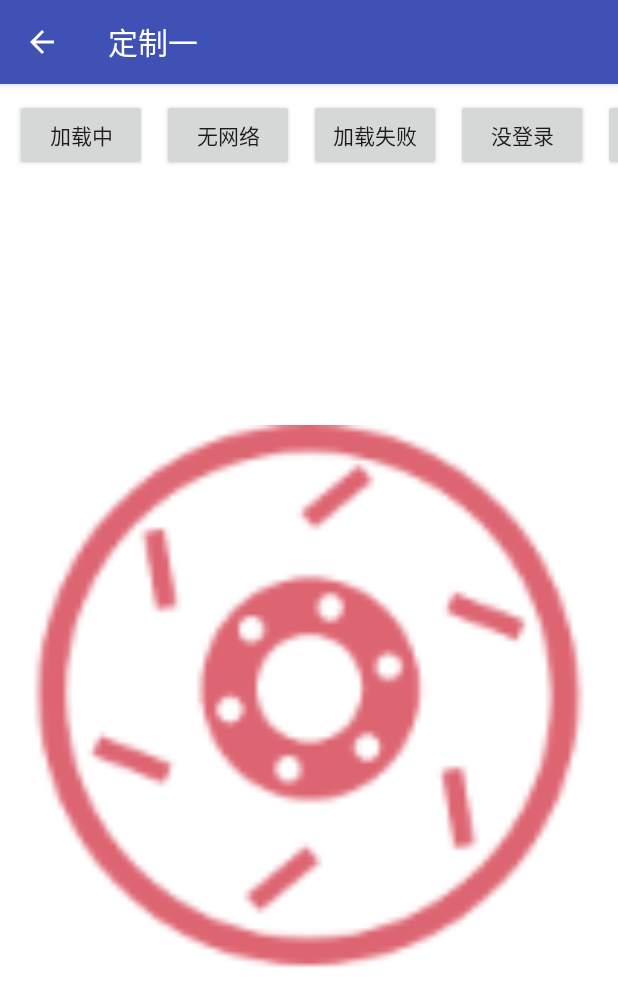
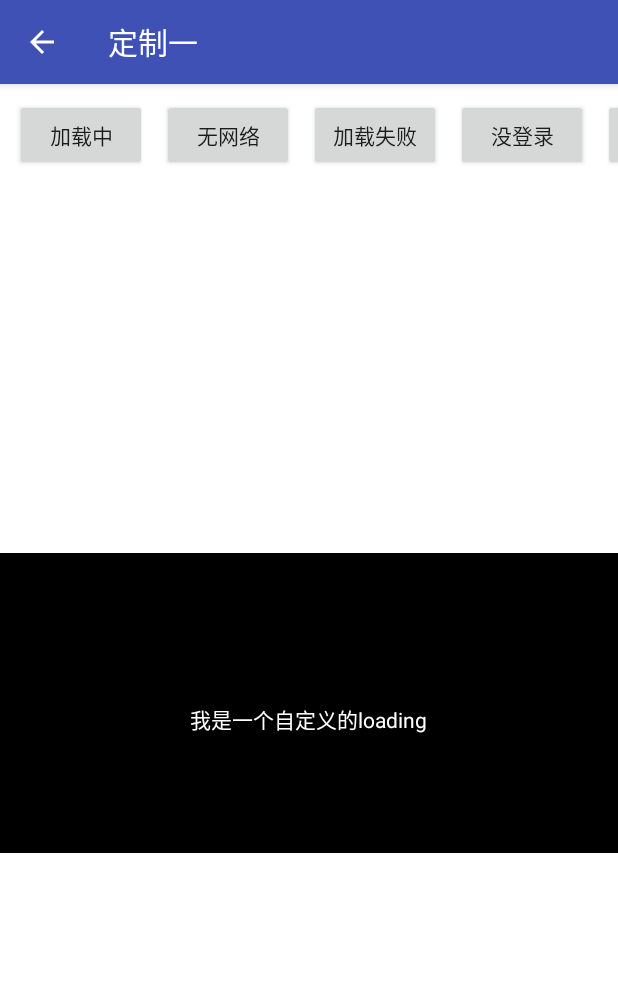
Before and after one commit to YuJunKui1995/PageStatusHelper, an Android app: the Custom1Activity screen opened directly, with no data from a screen before it, on a phone screen of 412 x 824 dp. Shown: the top 1007 px of the screen. Run offline under Robolectric (Android 15) with nearby library versions, the phone set to English and light mode, and no system bars.

Commit message:
view填充方式整体修改

```diff
--- a/app/src/main/java/com/smartcity/commonbase/widget/pagestatus/test/Custom1Activity.java
+++ b/app/src/main/java/com/smartcity/commonbase/widget/pagestatus/test/Custom1Activity.java
@@ -6,7 +6,9 @@ import android.support.v7.app.AppCompatActivity;
 import android.view.View;
 
 import com.smartcity.commonbase.widget.pagestatus.Builder;
+import com.smartcity.commonbase.widget.pagestatus.LayoutParams;
 import com.smartcity.commonbase.widget.pagestatus.PageStatusHelper;
+import com.smartcity.commonbase.widget.pagestatus.ViewUtils;
 
 /**
  * Author: YuJunKui
@@ -33,13 +35,14 @@ public class Custom1Activity extends AppCompatActivity {
 
         contentView = findViewById(R.id.rv_content);
 
+        int dp200 = ViewUtils.dip2px(this, 200);
         statusHelper = new PageStatusHelper(this
                 , new Builder(this)
                 .setErrorImage(R.drawable.ic_loading_error)
-                .setLoadingView(new LoadingGifView(this))
                 .setEmptyImage(R.drawable.ic_loading_empty)
                 .setNetworkImage(R.drawable.ic_loading_no_net)
-                .setLoadingImage(R.drawable.ic_loading_login)
+                .setLoadingLayout(R.layout.view_custom_loading)
+                .setLayoutParams(new LayoutParams(dp200,dp200))
         );
         statusHelper.bindView(contentView);
 
--- a/app/src/main/res/layout/activity_simple.xml
+++ b/app/src/main/res/layout/activity_simple.xml
@@ -1,16 +1,17 @@
 <?xml version="1.0" encoding="utf-8"?>
-<android.support.constraint.ConstraintLayout xmlns:android="http://schemas.android.com/apk/res/android"
+<LinearLayout xmlns:android="http://schemas.android.com/apk/res/android"
     xmlns:app="http://schemas.android.com/apk/res-auto"
     android:layout_width="match_parent"
+    android:layout_height="match_parent"
     android:background="#fff"
-    android:layout_height="match_parent">
+    android:orientation="vertical">
 
 
     <HorizontalScrollView
         android:id="@+id/sv_top"
         android:layout_width="match_parent"
-        android:scrollbars="none"
-        android:layout_height="wrap_content">
+        android:layout_height="wrap_content"
+        android:scrollbars="none">
 
         <LinearLayout
             android:id="@+id/linearlayout"
@@ -64,13 +65,7 @@
 
     <android.support.v7.widget.RecyclerView
         android:id="@+id/rv_content"
-        android:layout_width="0dp"
-        android:layout_height="0dp"
-        android:gravity="center"
-        android:text="你可以把我看做listview 或者用户信息"
-        app:layout_constraintBottom_toBottomOf="parent"
-        app:layout_constraintEnd_toEndOf="parent"
-        app:layout_constraintStart_toStartOf="parent"
-        app:layout_constraintTop_toBottomOf="@+id/sv_top" />
+        android:layout_width="match_parent"
+        android:layout_height="match_parent" />
 
-</android.support.constraint.ConstraintLayout>
+</LinearLayout>
--- /dev/null
+++ b/app/src/main/res/layout/view_custom_loading.xml
@@ -0,0 +1,15 @@
+<?xml version="1.0" encoding="utf-8"?>
+<RelativeLayout xmlns:android="http://schemas.android.com/apk/res/android"
+    android:layout_width="match_parent"
+    android:layout_height="200dp"
+    android:background="#000">
+
+    <TextView
+        android:layout_width="wrap_content"
+        android:layout_height="wrap_content"
+        android:layout_centerHorizontal="true"
+        android:layout_marginTop="100dp"
+        android:text="我是一个自定义的loading"
+        android:textColor="#fff" />
+
+</RelativeLayout>
--- a/build.gradle
+++ b/build.gradle
@@ -8,8 +8,9 @@ buildscript {
         jcenter()
     }
     dependencies {
-        classpath 'com.android.tools.build:gradle:3.1.2'
+        classpath 'com.android.tools.build:gradle:3.3.0'
         classpath 'com.novoda:bintray-release:+'
+        classpath 'org.jfrog.buildinfo:build-info-extractor-gradle:4.7.5'
         // NOTE: Do not place your application dependencies here; they belong
         // in the individual module build.gradle files
     }
--- a/pagestatushelper/src/main/java/com/smartcity/commonbase/widget/pagestatus/Builder.java
+++ b/pagestatushelper/src/main/java/com/smartcity/commonbase/widget/pagestatus/Builder.java
@@ -7,7 +7,9 @@ import android.support.annotation.DimenRes;
 import android.support.annotation.DrawableRes;
 import android.support.annotation.LayoutRes;
 import android.view.Gravity;
+import android.view.LayoutInflater;
 import android.view.View;
+import android.view.ViewGroup;
 import android.widget.ImageView;
 import android.widget.TextView;
 
@@ -39,6 +41,10 @@ public class Builder {
 
     private String bindViewBgColor = null;
 
+    private View bindView;
+
+    private LayoutParams params;
+
     /**
      * 此方法仅供PageStatusHelper类调用
      * 外部不可调用
@@ -51,8 +57,13 @@ public class Builder {
         }
     }
 
+    public void setBindView(View bindView) {
+        this.bindView = bindView;
+    }
+
     public Builder(Context context) {
         this.context = context;
+        params = new LayoutParams();
     }
 
     public Builder setErrorText(CharSequence errorText) {
@@ -179,6 +190,15 @@ public class Builder {
     }
 
 
+    public Builder setLayoutParams(LayoutParams params) {
+        this.params = params;
+        return this;
+    }
+
+    public LayoutParams getLayoutParams() {
+        return params;
+    }
+
     public View buildErrorView(boolean isRetry) {
 
         errorView = getView(errorView, errorLayout, errorImage, errorText);
@@ -192,7 +212,7 @@ public class Builder {
 
     public View buildNoLoginView() {
 
-        return noLoginView=getView(noLoginView, noLoginLayout, noLoginImage, noLoginText);
+        return noLoginView = getView(noLoginView, noLoginLayout, noLoginImage, noLoginText);
     }
 
     public View buildEmptyView() {
@@ -209,9 +229,10 @@ public class Builder {
         return networkView;
     }
 
+
     public View buildLoadingView() {
 
-        return loadingView=getView(loadingView, loadingLayout, loadingImage, loadingText);
+        return loadingView = getView(loadingView, loadingLayout, loadingImage, loadingText);
     }
 
     private View getView(View view, int layout, int image, CharSequence text) {
@@ -221,11 +242,13 @@ public class Builder {
             //优先级 layout->image->text
             if (layout != 0) {
 
-                view = View.inflate(context, layout, null);
+                view = LayoutInflater.from(context).inflate(layout, (ViewGroup) bindView.getParent(), false);
+
             } else if (image != 0) {
 
                 ImageView imageView = new ImageView(context);
                 imageView.setImageResource(image);
+                imageView.setLayoutParams(new ViewGroup.LayoutParams(params.imageWidth, params.imageHeight));
                 view = imageView;
             } else {
 
@@ -253,7 +276,9 @@ public class Builder {
                 textView.setTextColor(textColor);
                 textView.setTextSize(textSize);
                 textView.setGravity(Gravity.CENTER);
+                textView.setLayoutParams(new ViewGroup.LayoutParams(bindView.getWidth(), bindView.getHeight()));
                 view = textView;
+
             }
 
             if (bgColor != Color.TRANSPARENT) {
--- a/pagestatushelper/src/main/java/com/smartcity/commonbase/widget/pagestatus/LayoutParams.java
+++ b/pagestatushelper/src/main/java/com/smartcity/commonbase/widget/pagestatus/LayoutParams.java
@@ -1,4 +1,7 @@
 package com.smartcity.commonbase.widget.pagestatus;
+
+import android.view.View;
+import android.view.ViewGroup;
 
 /**
  * Author: YuJunKui
@@ -19,8 +22,8 @@ public class LayoutParams {
     public int rightMargin;
     public int bottomMargin;
 
-    public int width;
-    public int height;
+    public int imageWidth = ViewGroup.LayoutParams.WRAP_CONTENT;
+    public int imageHeight = ViewGroup.LayoutParams.WRAP_CONTENT;
 
     public boolean centerInParent;
 
@@ -31,12 +34,27 @@ public class LayoutParams {
         paddingBottom = bottom;
     }
 
-    public static final int MATCH_PARENT = -1;
+    /**
+     * 只有在图片模式下才有用
+     *
+     * @param imageWidth
+     * @param imageHeight
+     */
+    public LayoutParams(int imageWidth, int imageHeight) {
+        this();
+        this.imageWidth = imageWidth;
+        this.imageHeight = imageHeight;
+    }
 
-    public static final int WRAP_CONTENT = -2;
+    public void setWidth(int imageWidth) {
+        this.imageWidth = imageWidth;
+    }
 
-    public LayoutParams(int width, int height) {
-        this.width = width;
-        this.height = height;
+    public void setHeight(int imageHeight) {
+        this.imageHeight = imageHeight;
+    }
+
+    public LayoutParams() {
+        centerInParent=true;
     }
 }
--- a/pagestatushelper/src/main/java/com/smartcity/commonbase/widget/pagestatus/PageStatusHelper.java
+++ b/pagestatushelper/src/main/java/com/smartcity/commonbase/widget/pagestatus/PageStatusHelper.java
@@ -28,8 +28,7 @@ public class PageStatusHelper {
     private OnNoLoginClickListener onNoLoginClickListener;
     private OnEmptyClickListener onEmptyClickListener;
 
-    private LayoutParams params;
-    public static final byte ERROR = 0, NO_LOGIN = 1, LOADING = 2, NET_WORK = 3, EMPTY = 4, CONTENT = 5;
+    public static final int ERROR = 0, NO_LOGIN = 1, LOADING = 2, NET_WORK = 3, EMPTY = 4, CONTENT = 5;
     private View lastView;
 
     private static final String TAG = "PageStatusHelper";
@@ -55,8 +54,9 @@ public class PageStatusHelper {
         controller = new ViewStatusController();
     }
 
+    @Deprecated
     public PageStatusHelper setLayoutParams(LayoutParams params) {
-        this.params = params;
+        builder.setLayoutParams(params);
         return this;
     }
 
@@ -68,10 +68,13 @@ public class PageStatusHelper {
             return this;// song 没抛运行时异常
         }
 
+        builder.setBindView(bindView);
+
         this.bindView = bindView;
         this.bindViewBgColor = ColorUtils.obtainBgColor(bindView);
 
         return this;
+
     }
 
     //检测
@@ -171,20 +174,19 @@ public class PageStatusHelper {
 
                 if ((pageStatusValue == ERROR || pageStatusValue == NET_WORK) && onErrorClickListener != null) {
 
-
                     //改变状态
                     refreshPageStatus(LOADING);
                     onErrorClickListener.onErrorClick(v);
                 } else if (pageStatusValue == NO_LOGIN && onNoLoginClickListener != null) {
                     onNoLoginClickListener.OnNoLoginClick(v);
-                }else if(pageStatusValue == EMPTY && onEmptyClickListener != null){
+                } else if (pageStatusValue == EMPTY && onEmptyClickListener != null) {
                     onEmptyClickListener.onEmptyClick(v);
                 }
 
             }
         });
 
-        controller.showViewStatus(bindView, lastView, params);
+        controller.showViewStatus(bindView, lastView, builder.getLayoutParams());
     }
 
 
@@ -207,7 +209,7 @@ public class PageStatusHelper {
         this.onErrorClickListener = onErrorClickListener;
     }
 
-    public void setOnEmptyClickListener(OnEmptyClickListener onEmptyClickListener){
+    public void setOnEmptyClickListener(OnEmptyClickListener onEmptyClickListener) {
         this.onEmptyClickListener = onEmptyClickListener;
     }
 
--- a/pagestatushelper/src/main/java/com/smartcity/commonbase/widget/pagestatus/ViewStatusController.java
+++ b/pagestatushelper/src/main/java/com/smartcity/commonbase/widget/pagestatus/ViewStatusController.java
@@ -30,15 +30,13 @@ public class ViewStatusController {
 
     public void showViewStatus(View bindView, View addView, LayoutParams params) {
 
+        //理论上只有有一次成立
+
+
+        if (this.bindView != bindView) {
+
             this.bindView = bindView;
             this.addView = addView;
-
-        if (params == null) {
-            //默认居中
-            params = new LayoutParams(LayoutParams.WRAP_CONTENT
-                    , LayoutParams.WRAP_CONTENT);
-            params.centerInParent = true;
-        }
 
             ViewGroup parent = (ViewGroup) bindView.getParent();
 
@@ -54,12 +52,13 @@ public class ViewStatusController {
             } else if (parent instanceof ConstraintLayout) {
 
                 viewStatusInterface = new ConstraintLayoutViewStatusImp();
-        } else if (parent instanceof ViewPager||parent instanceof ScrollView) {
+            } else if (parent instanceof ViewPager || parent instanceof ScrollView) {
 
-            throw new RuntimeException("不支持直属父布局为"+parent.getClass().getSimpleName()+"使用PageStatusHelper，解决方案暂为在 binview外套一层布局");
+                throw new RuntimeException("不支持直属父布局为" + parent.getClass().getSimpleName() + "使用PageStatusHelper，解决方案暂为在 binview外套一层布局");
             } else {
 //            throw new RuntimeException("不支持" + bindView.getParent().getClass().getSimpleName() + "布局使用PageStatusHelper，联系维护者");
                 viewStatusInterface = new ViewGroupViewStatusImp();
+            }
         }
         viewStatusInterface.addStatusView(bindView, addView, params);
 
--- a/pagestatushelper/src/main/java/com/smartcity/commonbase/widget/pagestatus/imp/LinearLayoutViewStatusImp.java
+++ b/pagestatushelper/src/main/java/com/smartcity/commonbase/widget/pagestatus/imp/LinearLayoutViewStatusImp.java
@@ -1,7 +1,10 @@
 package com.smartcity.commonbase.widget.pagestatus.imp;
 
+import android.util.Log;
 import android.view.View;
 import android.view.ViewGroup;
+import android.view.ViewTreeObserver;
+import android.widget.LinearLayout;
 
 import com.smartcity.commonbase.widget.pagestatus.LayoutParams;
 import com.smartcity.commonbase.widget.pagestatus.ViewUtils;
@@ -10,49 +13,63 @@ import com.smartcity.commonbase.widget.pagestatus.ViewUtils;
  * Author: YuJunKui
  * Time:2017/12/8 10:57
  * Tips:  LinearLayoutView和ViewGroupView  存在两点差异
- *        1、LinearLayoutView的bindView不能INVISIBLE
- *        2、layoutParams 宽高不能为 MATCH_PARENT
+ * 1、LinearLayoutView的bindView不能INVISIBLE
  */
 
 public class LinearLayoutViewStatusImp implements ViewStatusInterface {
 
+    private static final String TAG = "LinearLayoutViewStatusI";
+
+    //线性布局插入view后会对bindView的的宽高会变化，导致的问题
+    private int bindViewWidth = -1, bindViewHeight = -1;
+
     @Override
-    public void addStatusView(View bindView, View addView, LayoutParams params) {
+    public void addStatusView(final View bindView, final View addView, LayoutParams params) {
 
         ViewGroup parent = (ViewGroup) bindView.getParent();
 
         if (parent.indexOfChild(addView) == -1) {
 
-            ViewGroup.MarginLayoutParams layoutParams = new ViewGroup.MarginLayoutParams(
-                    ViewGroup.LayoutParams.WRAP_CONTENT, ViewGroup.LayoutParams.WRAP_CONTENT);
-
             if (params.centerInParent) {
 
-                //获取addview宽高
-                int[] addViewMetrics = ViewUtils.getViewMetrics(addView);
-                int width = addViewMetrics[0];
-                int height = addViewMetrics[1];
+                //获取bindview宽高
+                if (bindViewWidth == -1) {
+                    int[] bindViewMetrics = ViewUtils.getBindViewMetrics(bindView);
+                    bindViewWidth = bindViewMetrics[0];
+                    bindViewHeight = bindViewMetrics[1];
+                }
 
-                //获取bindview宽高
-                int[] bindViewMetrics = ViewUtils.getBindViewMetrics(bindView);
-                int parentWidth = bindViewMetrics[0];
-                int parentHeight = bindViewMetrics[1];
+                addView.post(new Runnable() {
+                    @Override
+                    public void run() {
 
+                        int width = addView.getWidth();
+                        int height = addView.getHeight();
 
-                int left = (parentWidth - width) / 2;
-                int top = (parentHeight - height) / 2;
-                addView.setPadding(left, top, left, top);
+                        int left = (bindViewWidth - width) / 2;
+                        int top = (bindViewHeight - height) / 2;
+
+                        ViewGroup.MarginLayoutParams layoutParams = (ViewGroup.MarginLayoutParams) addView.getLayoutParams();
+                        layoutParams.setMargins(left, top, 0, 0);
+
+                        addView.setLayoutParams(layoutParams);
+                        addView.setVisibility(View.VISIBLE);
+                    }
+                });
 
             } else {
 
                 addView.setPadding(params.paddingLeft, params.paddingTop, params.paddingRight, params.paddingBottom);
             }
 
-            parent.addView(addView,parent.indexOfChild(bindView), layoutParams);
+            Log.i(TAG, "child.getLayoutParams()=" + addView.getLayoutParams());
+            parent.addView(addView, parent.indexOfChild(bindView));
 
+            addView.setVisibility(View.INVISIBLE);
+        } else {
+            bindView.setVisibility(View.GONE);
+            addView.setVisibility(View.VISIBLE);
         }
-        bindView.setVisibility(View.GONE);
-        addView.setVisibility(View.VISIBLE);
     }
 
 
```
Also changed, not shown: pagestatushelper/src/main/java/com/smartcity/commonbase/widget/pagestatus/imp/ViewGroupViewStatusImp.java (+21 -16 lines). Lines whose indentation alone changed are shown as unchanged.
